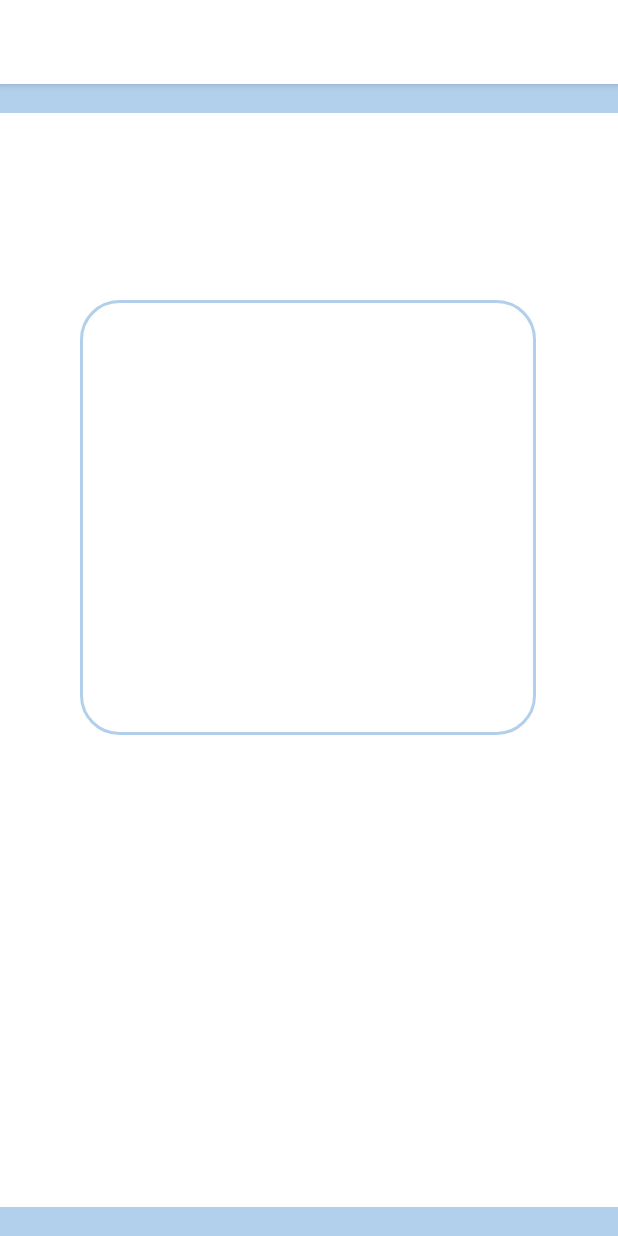
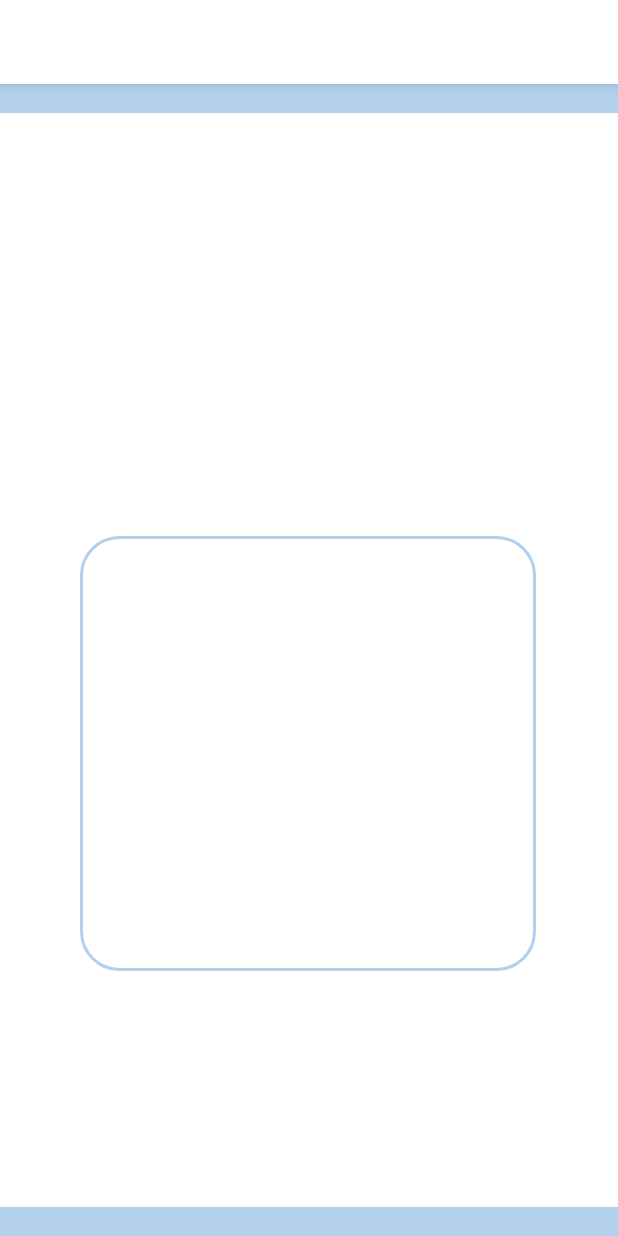
Before and after one commit to LeeSaeBom/CODIZ-AOS, an Android app: the GrammerDetailActivity screen opened directly, with no data from a screen before it, on a phone screen of 412 x 824 dp. Run offline under Robolectric (Android 15) with nearby library versions, the phone set to English and light mode, and no system bars.

Commit message:
Grammer 재수정

```diff
--- a/app/src/main/res/layout/activity_grammer_detail.xml
+++ b/app/src/main/res/layout/activity_grammer_detail.xml
@@ -55,6 +55,7 @@
         android:layout_height="290dp"
         android:layout_marginTop="144dp"
         android:background="@drawable/border_blue"
+        app:layout_constraintBottom_toTopOf="@+id/topView2"
         app:layout_constraintEnd_toEndOf="parent"
         app:layout_constraintHorizontal_bias="0.495"
         app:layout_constraintStart_toStartOf="parent"
@@ -90,4 +91,5 @@
         android:orientation="vertical"
         app:layout_constraintGuide_begin="330dp" />
 
+
 </androidx.constraintlayout.widget.ConstraintLayout>
```
